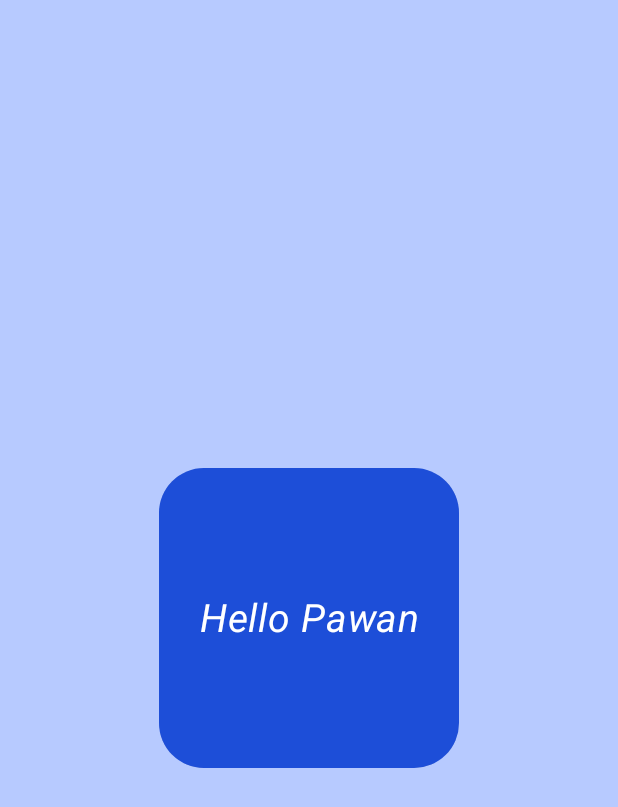
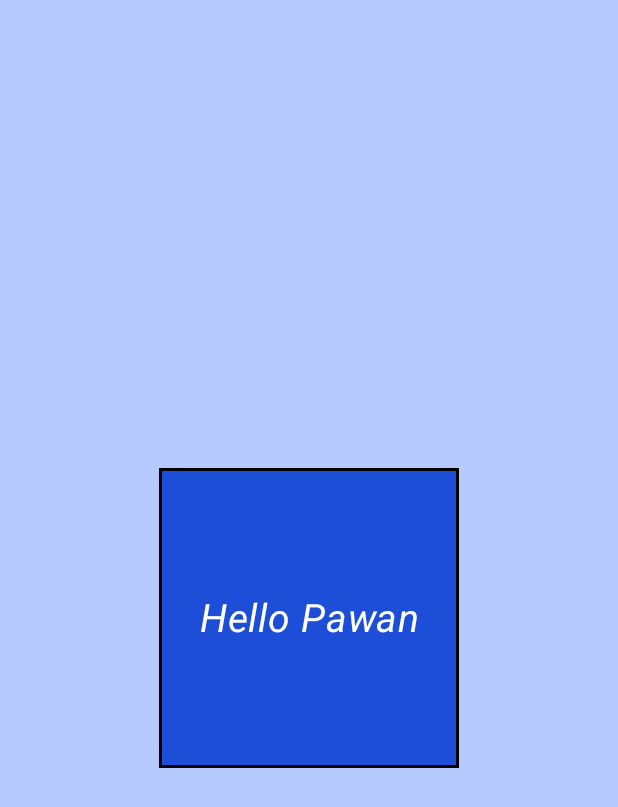
Before and after one commit to alyssaharvey3/Android-Compose, an Android app built with Jetpack Compose: the screen it shows after launch (MainActivity), on a phone screen of 412 x 824 dp. Shown: the top 807 px of the screen. Run offline under Robolectric (Android 15) with nearby library versions, the phone set to English and light mode, and no system bars.

Commit message:
Border added to modifier

```diff
--- a/VelocityX/src/main/java/dev/codepur/velocityx/mixin/ModifierMixin.kt
+++ b/VelocityX/src/main/java/dev/codepur/velocityx/mixin/ModifierMixin.kt
@@ -1,6 +1,8 @@
 package dev.codepur.velocityx.mixin
 
+import androidx.compose.foundation.BorderStroke
 import androidx.compose.foundation.background
+import androidx.compose.foundation.border
 import androidx.compose.foundation.clickable
 import androidx.compose.foundation.layout.*
 import androidx.compose.foundation.shape.CircleShape
@@ -15,6 +17,7 @@ import androidx.compose.ui.graphics.Shape
 import androidx.compose.ui.platform.LocalConfiguration
 import androidx.compose.ui.unit.Dp
 import androidx.compose.ui.unit.dp
+import dev.codepur.velocityx.Vx
 
 interface IVxModifierMixin<T> {
     var velocityModifier: Modifier?
@@ -36,6 +39,11 @@ interface IVxModifierMixin<T> {
     fun clip(shape: Shape): T
     fun bg(color: Color, shape: Shape = RectangleShape): T
     fun clickable(onClick: () -> Unit, enabled: Boolean = true): T
+    fun border(
+        width: Dp? = 2.dp,
+        color: Color? = Vx.black,
+        shape: Shape? = RectangleShape,
+    ): T
 
 
     /// Rounding
@@ -868,5 +876,23 @@ class VxModifierMixin<T> : IVxModifierMixin<T> {
         return _child!!
     }
 
+    override fun border(width: Dp?, color: Color?, shape: Shape?): T {
+        velocityModifier = if (velocityModifier != null) {
+            velocityModifier!!.border(
+                border = BorderStroke(width = width!!, color = color!!),
+                shape = shape!!
+            )
+
+        } else {
+
+            Modifier.border(
+                border = BorderStroke(width = width!!, color = color!!),
+                shape = shape!!
+            )
+        }
+
+        return _child!!
+    }
+
 
 }
--- a/app/src/main/java/com/example/velocityXAndroid/MainActivity.kt
+++ b/app/src/main/java/com/example/velocityXAndroid/MainActivity.kt
@@ -46,7 +46,7 @@ fun Greeting(name: String) {
         children = {
             "Hello $name".text.white.center.xl3.italic.make()
         },
-    ).blue700.alignCenter.p12.roundedLg.square(size = 200.dp).shadowXl.make()
+    ).blue700.alignCenter.p12.square(size = 200.dp).border().make()
 
 }
 
```
